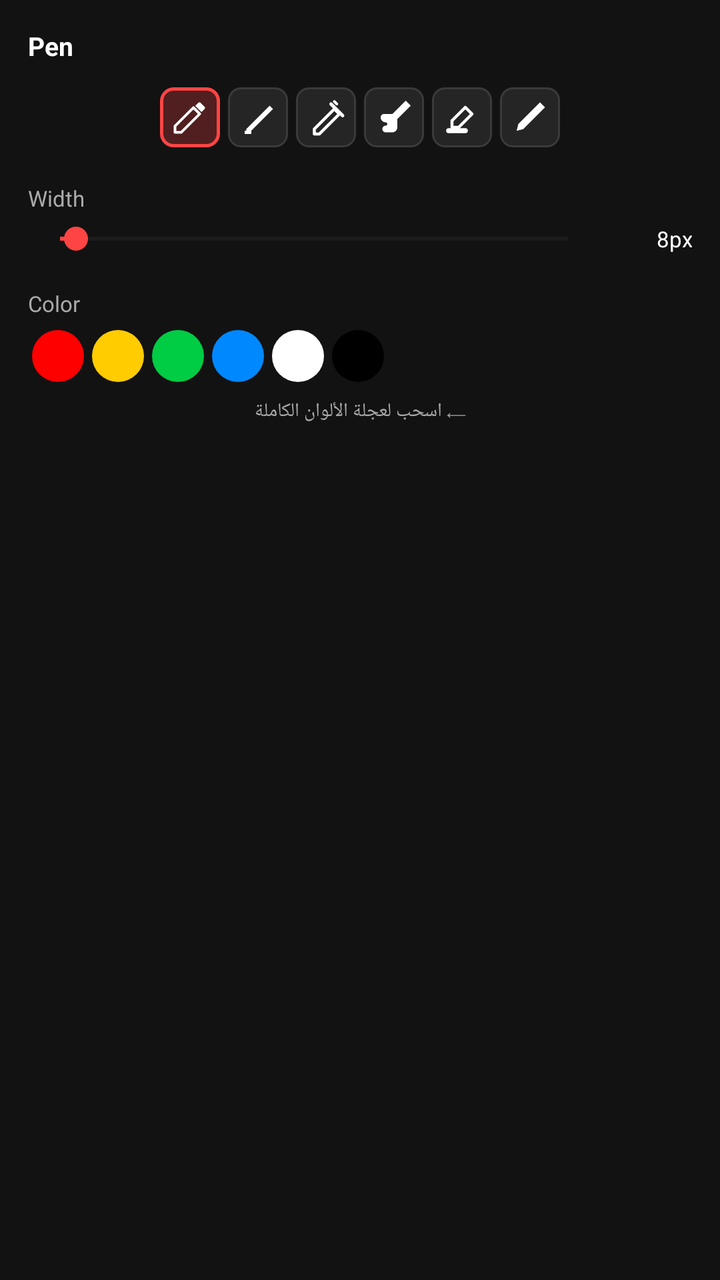
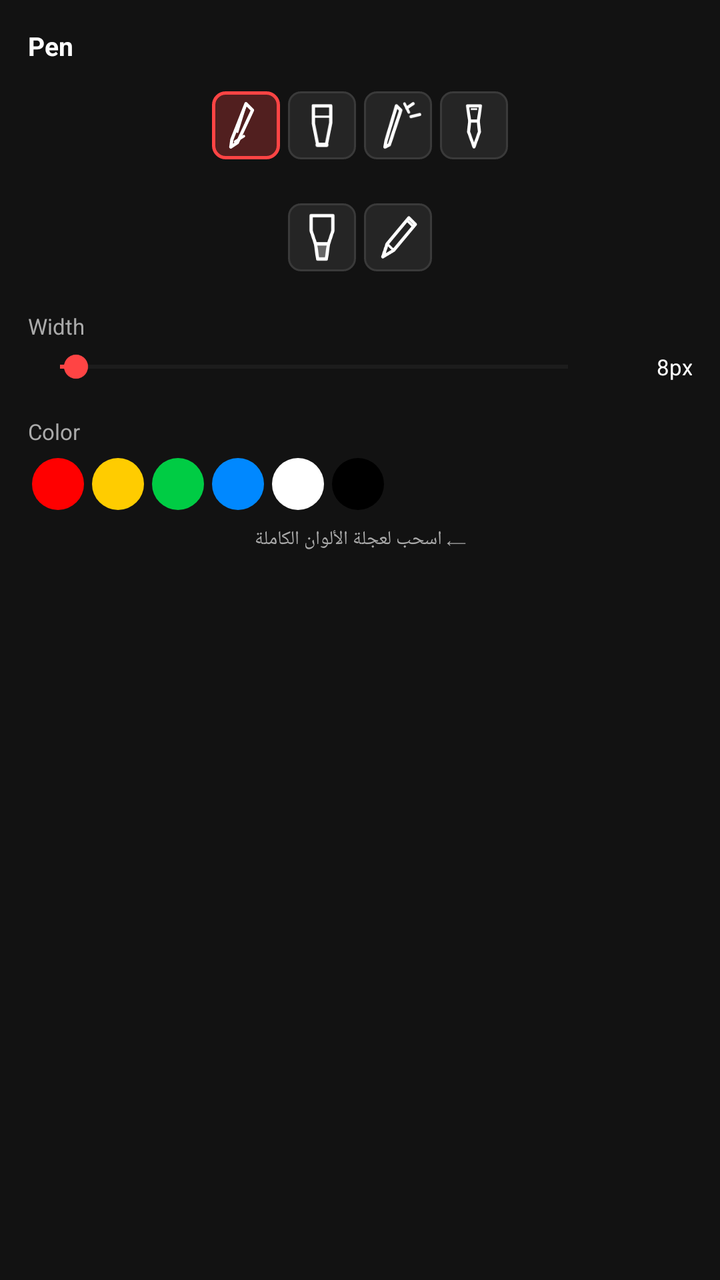

An Android layout rendered at two revisions. The XML below is the earlier revision; the diff shows what the commit changed to produce the second picture.
<!-- AndroidManifest.xml: application theme Theme.DrawAnywhere -->
<!-- res/layout/panel_pen_options_page1.xml -->
<?xml version="1.0" encoding="utf-8"?>
<ScrollView
    xmlns:android="http://schemas.android.com/apk/res/android"
    android:layout_width="match_parent"
    android:layout_height="match_parent"
    android:scrollbars="none"
    android:overScrollMode="never">

    <LinearLayout
        android:layout_width="match_parent"
        android:layout_height="wrap_content"
        android:orientation="vertical"
        android:padding="14dp">

        <TextView
            android:id="@+id/tv_pen_options_title"
            android:layout_width="wrap_content"
            android:layout_height="wrap_content"
            android:text="Pen"
            android:textColor="@color/panel_text"
            android:textSize="13sp"
            android:textStyle="bold"
            android:layout_marginBottom="10dp" />

        
        <LinearLayout
            android:layout_width="match_parent"
            android:layout_height="wrap_content"
            android:orientation="horizontal"
            android:gravity="center"
            android:layout_marginBottom="16dp">

            <ImageView android:id="@+id/pen_icon_pen" android:layout_width="30dp" android:layout_height="30dp" android:padding="5dp" android:src="@drawable/ic_pen" android:tint="@color/panel_text" android:background="@drawable/bg_tool_item_selected" android:scaleType="fitCenter" android:layout_margin="2dp"/>
            <ImageView android:id="@+id/pen_icon_matte" android:layout_width="30dp" android:layout_height="30dp" android:padding="5dp" android:src="@drawable/ic_matte_pen" android:tint="@color/panel_text" android:background="@drawable/bg_tool_item_default" android:scaleType="fitCenter" android:layout_margin="2dp"/>
            <ImageView android:id="@+id/pen_icon_laser" android:layout_width="30dp" android:layout_height="30dp" android:padding="5dp" android:src="@drawable/ic_laser" android:tint="@color/panel_text" android:background="@drawable/bg_tool_item_default" android:scaleType="fitCenter" android:layout_margin="2dp"/>
            <ImageView android:id="@+id/pen_icon_brush" android:layout_width="30dp" android:layout_height="30dp" android:padding="5dp" android:src="@drawable/ic_brush" android:tint="@color/panel_text" android:background="@drawable/bg_tool_item_default" android:scaleType="fitCenter" android:layout_margin="2dp"/>
            <ImageView android:id="@+id/pen_icon_highlighter" android:layout_width="30dp" android:layout_height="30dp" android:padding="5dp" android:src="@drawable/ic_highlighter" android:tint="@color/panel_text" android:background="@drawable/bg_tool_item_default" android:scaleType="fitCenter" android:layout_margin="2dp"/>
            <ImageView android:id="@+id/pen_icon_calligraphy" android:layout_width="30dp" android:layout_height="30dp" android:padding="5dp" android:src="@drawable/ic_calligraphy" android:tint="@color/panel_text" android:background="@drawable/bg_tool_item_default" android:scaleType="fitCenter" android:layout_margin="2dp"/>

        </LinearLayout>

        
        <TextView
            android:layout_width="wrap_content"
            android:layout_height="wrap_content"
            android:text="@string/label_width"
            android:textColor="@color/panel_subtext"
            android:textSize="11sp"
            android:layout_marginBottom="4dp" />

        <LinearLayout
            android:layout_width="match_parent"
            android:layout_height="wrap_content"
            android:orientation="horizontal"
            android:gravity="center_vertical"
            android:layout_marginBottom="16dp">
            <SeekBar
                android:id="@+id/seek_pen_width"
                android:layout_width="0dp"
                android:layout_height="wrap_content"
                android:layout_weight="1"
                android:max="95"
                android:progress="3"
                android:progressTint="@color/slider_track_active"
                android:thumbTint="@color/slider_thumb_color"
                android:progressBackgroundTint="@color/slider_track_inactive" />
            <TextView
                android:id="@+id/label_pen_width_value"
                android:layout_width="40dp"
                android:layout_height="wrap_content"
                android:text="8px"
                android:textColor="@color/panel_text"
                android:textSize="11sp"
                android:gravity="end"
                android:layout_marginStart="6dp" />
        </LinearLayout>

        
        <TextView
            android:layout_width="wrap_content"
            android:layout_height="wrap_content"
            android:text="@string/panel_color"
            android:textColor="@color/panel_subtext"
            android:textSize="11sp"
            android:layout_marginBottom="4dp" />

        <LinearLayout
            android:layout_width="wrap_content"
            android:layout_height="wrap_content"
            android:orientation="horizontal"
            android:layout_marginBottom="6dp">
            <FrameLayout android:layout_width="26dp" android:layout_height="26dp" android:layout_margin="2dp" android:background="@drawable/bg_swatch_mask" android:clipToOutline="true"><View android:id="@+id/pen_color_01" android:layout_width="match_parent" android:layout_height="match_parent" android:background="@color/preset_01"/></FrameLayout>
            <FrameLayout android:layout_width="26dp" android:layout_height="26dp" android:layout_margin="2dp" android:background="@drawable/bg_swatch_mask" android:clipToOutline="true"><View android:id="@+id/pen_color_02" android:layout_width="match_parent" android:layout_height="match_parent" android:background="@color/preset_04"/></FrameLayout>
            <FrameLayout android:layout_width="26dp" android:layout_height="26dp" android:layout_margin="2dp" android:background="@drawable/bg_swatch_mask" android:clipToOutline="true"><View android:id="@+id/pen_color_03" android:layout_width="match_parent" android:layout_height="match_parent" android:background="@color/preset_07"/></FrameLayout>
            <FrameLayout android:layout_width="26dp" android:layout_height="26dp" android:layout_margin="2dp" android:background="@drawable/bg_swatch_mask" android:clipToOutline="true"><View android:id="@+id/pen_color_04" android:layout_width="match_parent" android:layout_height="match_parent" android:background="@color/preset_10"/></FrameLayout>
            <FrameLayout android:layout_width="26dp" android:layout_height="26dp" android:layout_margin="2dp" android:background="@drawable/bg_swatch_mask" android:clipToOutline="true"><View android:id="@+id/pen_color_05" android:layout_width="match_parent" android:layout_height="match_parent" android:background="@color/preset_16"/></FrameLayout>
            <FrameLayout android:layout_width="26dp" android:layout_height="26dp" android:layout_margin="2dp" android:background="@drawable/bg_swatch_mask" android:clipToOutline="true"><View android:id="@+id/pen_color_06" android:layout_width="match_parent" android:layout_height="match_parent" android:background="@color/preset_20"/></FrameLayout>
        </LinearLayout>

        <TextView
            android:layout_width="match_parent"
            android:layout_height="wrap_content"
            android:text="⟵ اسحب لعجلة الألوان الكاملة"
            android:textColor="@color/panel_subtext"
            android:textSize="9.5sp"
            android:gravity="center" />

    </LinearLayout>
</ScrollView>
<!-- resources referenced by this layout -->
<resources>
  <!-- drawable ic_brush (drawable) -->
  <?xml version="1.0" encoding="utf-8"?>
  <vector xmlns:android="http://schemas.android.com/apk/res/android"
      android:width="24dp"
      android:height="24dp"
      android:viewportWidth="24"
      android:viewportHeight="24">
  
      
      <path
          android:pathData="M7,21C5.9,21 5,20.1 5,19C5,17.9 5.9,17 7,17C7.55,17 8,16.55 8,16C8,15.45 7.55,15 7,15C5.34,15 4,13.66 4,12C4,10.9 4.9,10 6,10H11L19,2L22,5L14,13V18C14,19.66 12.66,21 11,21H7Z"
          android:fillColor="#FFFFFFFF" />
  
  </vector>
  <!-- drawable ic_calligraphy (drawable) -->
  <?xml version="1.0" encoding="utf-8"?>
  <vector xmlns:android="http://schemas.android.com/apk/res/android"
      android:width="24dp" android:height="24dp"
      android:viewportWidth="24" android:viewportHeight="24">
      <path
          android:pathData="M19,4L21,6L8,19L4,20L5,16L18,3Z"
          android:fillColor="#FFFFFFFF" />
      <path
          android:pathData="M4,20L8,19L6,17L4,20Z"
          android:fillColor="#FFCCCCCC" />
  </vector>
  <!-- drawable ic_highlighter (drawable) -->
  <?xml version="1.0" encoding="utf-8"?>
  <vector xmlns:android="http://schemas.android.com/apk/res/android"
      android:width="24dp"
      android:height="24dp"
      android:viewportWidth="24"
      android:viewportHeight="24">
  
      
      <path
          android:pathData="M6,14L14,6L18,10L10,18H6V14Z"
          android:fillColor="#00000000"
          android:strokeColor="#FFFFFFFF"
          android:strokeWidth="1.8"
          android:strokeLineCap="round"
          android:strokeLineJoin="round" />
  
      
      <path
          android:pathData="M4,20H14"
          android:fillColor="#00000000"
          android:strokeColor="#FFFFFFFF"
          android:strokeWidth="3"
          android:strokeLineCap="round" />
  
  </vector>
  <!-- drawable ic_laser (drawable) -->
  <?xml version="1.0" encoding="utf-8"?>
  <vector xmlns:android="http://schemas.android.com/apk/res/android"
      android:width="24dp" android:height="24dp"
      android:viewportWidth="24" android:viewportHeight="24">
      
      <path
          android:pathData="M5,19L17,7L20,10L8,22H5V19Z"
          android:fillColor="#00000000"
          android:strokeColor="#FFFFFFFF"
          android:strokeWidth="1.8"
          android:strokeLineCap="round"
          android:strokeLineJoin="round" />
      
      <path
          android:pathData="M15,4L22,11"
          android:fillColor="#00000000"
          android:strokeColor="#FFFF4444"
          android:strokeWidth="2"
          android:strokeLineCap="round" />
      <path
          android:pathData="M17,2.5L18.5,4"
          android:fillColor="#00000000"
          android:strokeColor="#FFFF4444"
          android:strokeWidth="1.6"
          android:strokeLineCap="round" />
  </vector>
  <!-- drawable ic_matte_pen (drawable) -->
  <?xml version="1.0" encoding="utf-8"?>
  <vector xmlns:android="http://schemas.android.com/apk/res/android"
      android:width="24dp"
      android:height="24dp"
      android:viewportWidth="24"
      android:viewportHeight="24">
  
      
      <path
          android:pathData="M5,19L19,5L21,7L7,21H5V19Z"
          android:fillColor="#FFFFFFFF" />
  
      
      <path
          android:pathData="M4,20H8V22H4V20Z"
          android:fillColor="#FFFFFFFF" />
  
  </vector>
  <!-- drawable ic_pen (drawable) -->
  <?xml version="1.0" encoding="utf-8"?>
  <vector xmlns:android="http://schemas.android.com/apk/res/android"
      android:width="24dp"
      android:height="24dp"
      android:viewportWidth="24"
      android:viewportHeight="24">
  
      
      <path
          android:pathData="M3,17.25V21H6.75L17.81,9.94L14.06,6.19L3,17.25Z"
          android:fillColor="#00000000"
          android:strokeColor="#FFFFFFFF"
          android:strokeWidth="1.6"
          android:strokeLineCap="round"
          android:strokeLineJoin="round" />
  
      
      <path
          android:pathData="M20.71,7.04C21.1,6.65 21.1,6.02 20.71,5.63L18.37,3.29C17.98,2.9 17.35,2.9 16.96,3.29L15.13,5.12L18.88,8.87L20.71,7.04Z"
          android:fillColor="#FFFFFFFF" />
  
  </vector>
  <!-- unchanged entries left out for length: 31 -->
</resources>

<!-- the commit's change to res/layout/panel_pen_options_page1.xml (unified diff, before → after) -->
@@ -20,7 +20,7 @@
             android:textColor="@color/panel_text"
             android:textSize="13sp"
             android:textStyle="bold"
-            android:layout_marginBottom="10dp" />
+            android:layout_marginBottom="12dp" />
 
         
         <LinearLayout
@@ -28,18 +28,27 @@
             android:layout_height="wrap_content"
             android:orientation="horizontal"
             android:gravity="center"
-            android:layout_marginBottom="16dp">
+            android:layout_marginBottom="18dp">
 
-            <ImageView android:id="@+id/pen_icon_pen" android:layout_width="30dp" android:layout_height="30dp" android:padding="5dp" android:src="@drawable/ic_pen" android:tint="@color/panel_text" android:background="@drawable/bg_tool_item_selected" android:scaleType="fitCenter" android:layout_margin="2dp"/>
-            <ImageView android:id="@+id/pen_icon_matte" android:layout_width="30dp" android:layout_height="30dp" android:padding="5dp" android:src="@drawable/ic_matte_pen" android:tint="@color/panel_text" android:background="@drawable/bg_tool_item_default" android:scaleType="fitCenter" android:layout_margin="2dp"/>
-            <ImageView android:id="@+id/pen_icon_laser" android:layout_width="30dp" android:layout_height="30dp" android:padding="5dp" android:src="@drawable/ic_laser" android:tint="@color/panel_text" android:background="@drawable/bg_tool_item_default" android:scaleType="fitCenter" android:layout_margin="2dp"/>
-            <ImageView android:id="@+id/pen_icon_brush" android:layout_width="30dp" android:layout_height="30dp" android:padding="5dp" android:src="@drawable/ic_brush" android:tint="@color/panel_text" android:background="@drawable/bg_tool_item_default" android:scaleType="fitCenter" android:layout_margin="2dp"/>
-            <ImageView android:id="@+id/pen_icon_highlighter" android:layout_width="30dp" android:layout_height="30dp" android:padding="5dp" android:src="@drawable/ic_highlighter" android:tint="@color/panel_text" android:background="@drawable/bg_tool_item_default" android:scaleType="fitCenter" android:layout_margin="2dp"/>
-            <ImageView android:id="@+id/pen_icon_calligraphy" android:layout_width="30dp" android:layout_height="30dp" android:padding="5dp" android:src="@drawable/ic_calligraphy" android:tint="@color/panel_text" android:background="@drawable/bg_tool_item_default" android:scaleType="fitCenter" android:layout_margin="2dp"/>
+            <ImageView android:id="@+id/pen_icon_pen" android:layout_width="34dp" android:layout_height="34dp" android:padding="4dp" android:src="@drawable/ic_nib_pen" android:tint="@color/panel_text" android:background="@drawable/bg_tool_item_selected" android:scaleType="fitCenter" android:layout_margin="2dp"/>
+            <ImageView android:id="@+id/pen_icon_matte" android:layout_width="34dp" android:layout_height="34dp" android:padding="4dp" android:src="@drawable/ic_nib_matte" android:tint="@color/panel_text" android:background="@drawable/bg_tool_item_default" android:scaleType="fitCenter" android:layout_margin="2dp"/>
+            <ImageView android:id="@+id/pen_icon_laser" android:layout_width="34dp" android:layout_height="34dp" android:padding="4dp" android:src="@drawable/ic_nib_laser" android:tint="@color/panel_text" android:background="@drawable/bg_tool_item_default" android:scaleType="fitCenter" android:layout_margin="2dp"/>
+            <ImageView android:id="@+id/pen_icon_brush" android:layout_width="34dp" android:layout_height="34dp" android:padding="4dp" android:src="@drawable/ic_nib_brush" android:tint="@color/panel_text" android:background="@drawable/bg_tool_item_default" android:scaleType="fitCenter" android:layout_margin="2dp"/>
 
         </LinearLayout>
 
-        
+        <LinearLayout
+            android:layout_width="match_parent"
+            android:layout_height="wrap_content"
+            android:orientation="horizontal"
+            android:gravity="center"
+            android:layout_marginBottom="18dp">
+
+            <ImageView android:id="@+id/pen_icon_highlighter" android:layout_width="34dp" android:layout_height="34dp" android:padding="4dp" android:src="@drawable/ic_nib_highlighter" android:tint="@color/panel_text" android:background="@drawable/bg_tool_item_default" android:scaleType="fitCenter" android:layout_margin="2dp"/>
+            <ImageView android:id="@+id/pen_icon_calligraphy" android:layout_width="34dp" android:layout_height="34dp" android:padding="4dp" android:src="@drawable/ic_nib_calligraphy" android:tint="@color/panel_text" android:background="@drawable/bg_tool_item_default" android:scaleType="fitCenter" android:layout_margin="2dp"/>
+
+        </LinearLayout>
+
         <TextView
             android:layout_width="wrap_content"
             android:layout_height="wrap_content"
@@ -75,7 +84,6 @@
                 android:layout_marginStart="6dp" />
         </LinearLayout>
 
-        
         <TextView
             android:layout_width="wrap_content"
             android:layout_height="wrap_content"
<!-- resource entries referenced after the edit -->
@@ -1,125 +1,113 @@
 <!-- resources referenced by this layout -->
 <resources>
-  <!-- drawable ic_brush (drawable) -->
-  <?xml version="1.0" encoding="utf-8"?>
-  <vector xmlns:android="http://schemas.android.com/apk/res/android"
-      android:width="24dp"
-      android:height="24dp"
-      android:viewportWidth="24"
-      android:viewportHeight="24">
-  
-      
-      <path
-          android:pathData="M7,21C5.9,21 5,20.1 5,19C5,17.9 5.9,17 7,17C7.55,17 8,16.55 8,16C8,15.45 7.55,15 7,15C5.34,15 4,13.66 4,12C4,10.9 4.9,10 6,10H11L19,2L22,5L14,13V18C14,19.66 12.66,21 11,21H7Z"
-          android:fillColor="#FFFFFFFF" />
-  
-  </vector>
-  <!-- drawable ic_calligraphy (drawable) -->
+  <!-- drawable ic_nib_brush (drawable) -->
   <?xml version="1.0" encoding="utf-8"?>
   <vector xmlns:android="http://schemas.android.com/apk/res/android"
       android:width="24dp" android:height="24dp"
       android:viewportWidth="24" android:viewportHeight="24">
       <path
-          android:pathData="M19,4L21,6L8,19L4,20L5,16L18,3Z"
-          android:fillColor="#FFFFFFFF" />
-      <path
-          android:pathData="M4,20L8,19L6,17L4,20Z"
-          android:fillColor="#FFCCCCCC" />
-  </vector>
-  <!-- drawable ic_highlighter (drawable) -->
-  <?xml version="1.0" encoding="utf-8"?>
-  <vector xmlns:android="http://schemas.android.com/apk/res/android"
-      android:width="24dp"
-      android:height="24dp"
-      android:viewportWidth="24"
-      android:viewportHeight="24">
-  
-      
-      <path
-          android:pathData="M6,14L14,6L18,10L10,18H6V14Z"
+          android:pathData="M9,3L15,3L14,10L10,10L9,3Z"
           android:fillColor="#00000000"
           android:strokeColor="#FFFFFFFF"
-          android:strokeWidth="1.8"
-          android:strokeLineCap="round"
+          android:strokeWidth="1.4"
           android:strokeLineJoin="round" />
-  
-      
       <path
-          android:pathData="M4,20H14"
+          android:pathData="M10,10L9.5,15L12,22L14.5,15L14,10"
           android:fillColor="#00000000"
           android:strokeColor="#FFFFFFFF"
-          android:strokeWidth="3"
-          android:strokeLineCap="round" />
-  
+          android:strokeWidth="1.4"
+          android:strokeLineJoin="round" />
+      <path android:pathData="M10.5,4.5L13.5,4.5" android:fillColor="#00000000" android:strokeColor="#FFFFFFFF" android:strokeWidth="0.8"/>
   </vector>
-  <!-- drawable ic_laser (drawable) -->
+  <!-- drawable ic_nib_calligraphy (drawable) -->
   <?xml version="1.0" encoding="utf-8"?>
   <vector xmlns:android="http://schemas.android.com/apk/res/android"
       android:width="24dp" android:height="24dp"
       android:viewportWidth="24" android:viewportHeight="24">
-      
       <path
-          android:pathData="M5,19L17,7L20,10L8,22H5V19Z"
+          android:pathData="M17,3L20,6L10,18L5,21L7,15L17,3Z"
           android:fillColor="#00000000"
           android:strokeColor="#FFFFFFFF"
-          android:strokeWidth="1.8"
-          android:strokeLineCap="round"
+          android:strokeWidth="1.5"
           android:strokeLineJoin="round" />
-      
+      <path android:pathData="M16,4L19,7" android:fillColor="#00000000" android:strokeColor="#FFFFFFFF" android:strokeWidth="1.1"/>
+      <path android:pathData="M7,15L10,18" android:fillColor="#00000000" android:strokeColor="#FFFFFFFF" android:strokeWidth="1.1"/>
+  </vector>
+  <!-- drawable ic_nib_highlighter (drawable) -->
+  <?xml version="1.0" encoding="utf-8"?>
+  <vector xmlns:android="http://schemas.android.com/apk/res/android"
+      android:width="24dp" android:height="24dp"
+      android:viewportWidth="24" android:viewportHeight="24">
       <path
-          android:pathData="M15,4L22,11"
+          android:pathData="M7,2H17V9L15,15H9L7,9V2Z"
           android:fillColor="#00000000"
-          android:strokeColor="#FFFF4444"
+          android:strokeColor="#FFFFFFFF"
+          android:strokeWidth="1.5"
+          android:strokeLineJoin="round" />
+      <path
+          android:pathData="M9,15H15L14,22H10L9,15Z"
+          android:fillColor="#4DFFEE58"
+          android:strokeColor="#FFFFFFFF"
+          android:strokeWidth="1.5"
+          android:strokeLineJoin="round" />
+  </vector>
+  <!-- drawable ic_nib_laser (drawable) -->
+  <?xml version="1.0" encoding="utf-8"?>
+  <vector xmlns:android="http://schemas.android.com/apk/res/android"
+      android:width="24dp" android:height="24dp"
+      android:viewportWidth="24" android:viewportHeight="24">
+      <path
+          android:pathData="M11.3,3L13.3,5L8,21L6,22L6.5,19L11.3,3Z"
+          android:fillColor="#00000000"
+          android:strokeColor="#FFFFFFFF"
+          android:strokeWidth="1.5"
+          android:strokeLineJoin="round" />
+      <path android:pathData="M16,4L19,2" android:fillColor="#00000000" android:strokeColor="#FFFF5544" android:strokeWidth="1.4" android:strokeLineCap="round"/>
+      <path android:pathData="M18,8L22,7" android:fillColor="#00000000" android:strokeColor="#FFFF5544" android:strokeWidth="1.4" android:strokeLineCap="round"/>
+      <path android:pathData="M15,2L17,6" android:fillColor="#00000000" android:strokeColor="#FFFF5544" android:strokeWidth="1.2" android:strokeLineCap="round"/>
+  </vector>
+  <!-- drawable ic_nib_matte (drawable) -->
+  <?xml version="1.0" encoding="utf-8"?>
+  <vector xmlns:android="http://schemas.android.com/apk/res/android"
+      android:width="24dp" android:height="24dp"
+      android:viewportWidth="24" android:viewportHeight="24">
+      <path
+          android:pathData="M8,3H16V11L14,21H10L8,11V3Z"
+          android:fillColor="#00000000"
+          android:strokeColor="#FFFFFFFF"
+          android:strokeWidth="1.5"
+          android:strokeLineJoin="round" />
+      <path
+          android:pathData="M10,21H14"
+          android:fillColor="#00000000"
+          android:strokeColor="#FFFFFFFF"
           android:strokeWidth="2"
           android:strokeLineCap="round" />
-      <path
-          android:pathData="M17,2.5L18.5,4"
-          android:fillColor="#00000000"
-          android:strokeColor="#FFFF4444"
-          android:strokeWidth="1.6"
-          android:strokeLineCap="round" />
+      <path android:pathData="M8,8H16" android:fillColor="#00000000" android:strokeColor="#FFFFFFFF" android:strokeWidth="1"/>
   </vector>
-  <!-- drawable ic_matte_pen (drawable) -->
+  <!-- drawable ic_nib_pen (drawable) -->
   <?xml version="1.0" encoding="utf-8"?>
   <vector xmlns:android="http://schemas.android.com/apk/res/android"
-      android:width="24dp"
-      android:height="24dp"
-      android:viewportWidth="24"
-      android:viewportHeight="24">
-  
-      
+      android:width="24dp" android:height="24dp"
+      android:viewportWidth="24" android:viewportHeight="24">
       <path
-          android:pathData="M5,19L19,5L21,7L7,21H5V19Z"
-          android:fillColor="#FFFFFFFF" />
-  
-      
-      <path
-          android:pathData="M4,20H8V22H4V20Z"
-          android:fillColor="#FFFFFFFF" />
-  
-  </vector>
-  <!-- drawable ic_pen (drawable) -->
-  <?xml version="1.0" encoding="utf-8"?>
-  <vector xmlns:android="http://schemas.android.com/apk/res/android"
-      android:width="24dp"
-      android:height="24dp"
-      android:viewportWidth="24"
-      android:viewportHeight="24">
-  
-      
-      <path
-          android:pathData="M3,17.25V21H6.75L17.81,9.94L14.06,6.19L3,17.25Z"
+          android:pathData="M12,2L15,5L8,20L5,22L5.5,18.5L12,2Z"
           android:fillColor="#00000000"
           android:strokeColor="#FFFFFFFF"
-          android:strokeWidth="1.6"
-          android:strokeLineCap="round"
+          android:strokeWidth="1.5"
           android:strokeLineJoin="round" />
-  
-      
       <path
-          android:pathData="M20.71,7.04C21.1,6.65 21.1,6.02 20.71,5.63L18.37,3.29C17.98,2.9 17.35,2.9 16.96,3.29L15.13,5.12L18.88,8.87L20.71,7.04Z"
-          android:fillColor="#FFFFFFFF" />
-  
+          android:pathData="M11,17L7,19.5"
+          android:fillColor="#00000000"
+          android:strokeColor="#FFFFFFFF"
+          android:strokeWidth="1.2"
+          android:strokeLineCap="round" />
+      <path
+          android:pathData="M12,2L8,15"
+          android:fillColor="#00000000"
+          android:strokeColor="#FFFFFFFF"
+          android:strokeWidth="1"
+          android:strokeLineCap="round" />
   </vector>
   <!-- unchanged entries left out for length: 31 -->
 </resources>
